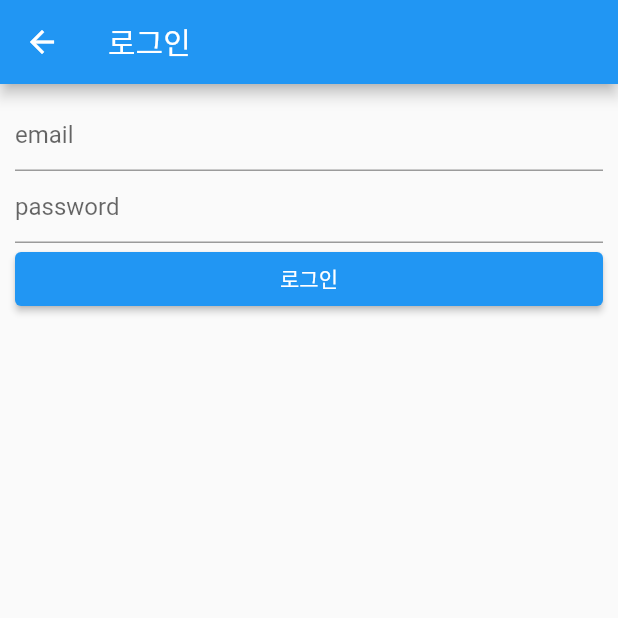
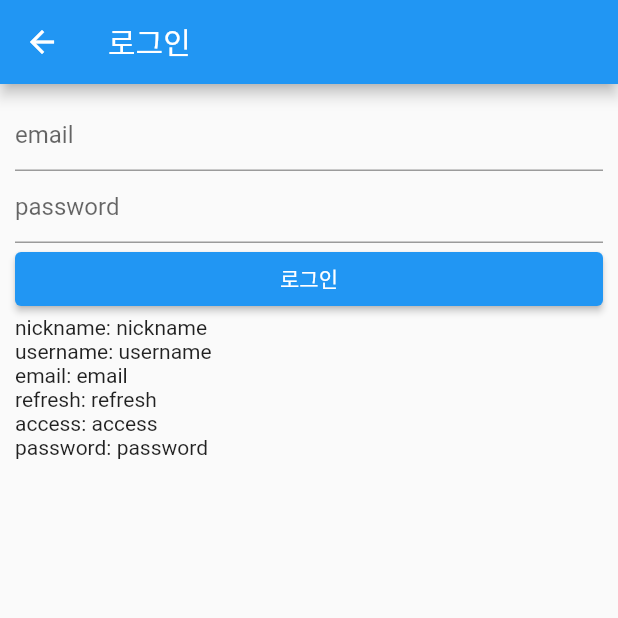
Before and after one commit to cmsong111/TalkTalk, a Flutter app: the screen it shows after launch, after a tap on "로그인", on a phone screen of 412 x 824 dp, the top half of it. Run offline on Flutter 3.47's test engine with Material 2 defaults, Android fonts, the phone set to English and light mode, and no system bars; our stand-ins replace flutter_dotenv, get; network calls fail.

Commit message:
FLutter JWT Login 구현
1. Provider 활용
2. 유저 모델 제작
3. 토큰 JSON 제작

```diff
--- a/front_end/talktalk/lib/Login/Login.dart
+++ b/front_end/talktalk/lib/Login/Login.dart
@@ -1,4 +1,9 @@
 import 'package:flutter/material.dart';
+import 'package:provider/provider.dart';
+import 'package:talktalk/Models/user.dart';
+import 'package:http/http.dart' as http;
+import 'dart:convert';
+import 'package:flutter_dotenv/flutter_dotenv.dart';
 
 class LoginPage extends StatefulWidget {
   const LoginPage({Key? key}) : super(key: key);
@@ -8,6 +13,7 @@ class LoginPage extends StatefulWidget {
 }
 
 class _LoginPageState extends State<LoginPage> {
+  //late Token usertoken;
   @override
   Widget build(BuildContext context) {
     return Scaffold(
@@ -23,6 +29,11 @@ class _LoginPageState extends State<LoginPage> {
                 hintText: "email",
               ),
               keyboardType: TextInputType.emailAddress,
+              onChanged: ((value) {
+                setState(() {
+                  Provider.of<User>(context, listen: false).changeEmail(value);
+                });
+              }),
             ),
             TextFormField(
               decoration: const InputDecoration(
@@ -30,14 +41,50 @@ class _LoginPageState extends State<LoginPage> {
               ),
               obscureText: true,
               keyboardType: TextInputType.visiblePassword,
+              onChanged: ((value) {
+                setState(() {
+                  Provider.of<User>(context, listen: false)
+                      .changePassword(value);
+                });
+              }),
             ),
             ElevatedButton(
-              onPressed: () {},
+              onPressed: () async {
+                Token usertoken = await _login(
+                    Provider.of<User>(context, listen: false).email,
+                    Provider.of<User>(context, listen: false).password);
+                Provider.of<User>(context, listen: false)
+                    .changeAccess(usertoken.access.toString());
+                Provider.of<User>(context, listen: false)
+                    .changeRefresh(usertoken.refresh.toString());
+              },
               child: const Text("로그인"),
             ),
+            Text("nickname: ${Provider.of<User>(context).nickname}"),
+            Text("username: ${Provider.of<User>(context).username}"),
+            Text("email: ${Provider.of<User>(context).email}"),
+            Text("refresh: ${Provider.of<User>(context).refresh}"),
+            Text("access: ${Provider.of<User>(context).access}"),
+            Text("password: ${Provider.of<User>(context).password}"),
           ],
         ),
       ),
     );
   }
 }
+
+Future<Token> _login(String userEmail, String userPassword) async {
+  print(userEmail);
+  print(userPassword);
+
+  final response = await http.post(
+      Uri.parse('${dotenv.get('MainURL')}account/login/'),
+      headers: {"Content-Type": "application/json"},
+      body: json.encode({"email": userEmail, "password": userPassword}));
+
+  if (response.statusCode == 200) {
+    return Token.fromJson(jsonDecode(utf8.decode(response.bodyBytes)));
+  } else {
+    throw Exception('Failed to load Token');
+  }
+}
--- /dev/null
+++ b/front_end/talktalk/lib/Models/user.dart
@@ -0,0 +1,68 @@
+import 'package:flutter/material.dart';
+
+class User with ChangeNotifier {
+  String email;
+  String username;
+  String nickname;
+  String refresh;
+  String access;
+  String password;
+
+  User({
+    required this.email,
+    required this.username,
+    required this.nickname,
+    required this.refresh,
+    required this.access,
+    required this.password,
+  });
+
+  void changeUsername(String temp) {
+    email = username;
+    notifyListeners();
+  }
+
+  void changeEmail(String temp) {
+    email = temp;
+    notifyListeners();
+  }
+
+  void changeNickname(String temp) {
+    nickname = temp;
+    notifyListeners();
+  }
+
+  void changeRefresh(String temp) {
+    refresh = temp;
+    notifyListeners();
+  }
+
+  void changeAccess(String temp) {
+    access = temp;
+    notifyListeners();
+  }
+
+  void changePassword(String temp) {
+    password = temp;
+    notifyListeners();
+  }
+}
+
+class Token {
+  String? refresh;
+  String? access;
+
+  Token({this.refresh, this.access});
+
+  Token.fromJson(Map<String, dynamic> json) {
+    refresh = json['refresh'];
+    access = json['access'];
+  }
+
+  Map<String, dynamic> toJson() {
+    final Map<String, dynamic> data = new Map<String, dynamic>();
+    data['refresh'] = this.refresh;
+    data['access'] = this.access;
+    return data;
+  }
+}
--- a/front_end/talktalk/lib/main.dart
+++ b/front_end/talktalk/lib/main.dart
@@ -1,9 +1,13 @@
 import 'package:flutter/material.dart';
 import 'package:get/get.dart';
+import 'package:provider/provider.dart';
 import 'package:talktalk/Login/Join.dart';
 import 'package:talktalk/Login/Login.dart';
+import 'package:talktalk/Models/user.dart';
+import 'package:flutter_dotenv/flutter_dotenv.dart';
 
-void main() {
+void main() async {
+  await dotenv.load(fileName: ".env");
   runApp(const MyApp());
 }
 
@@ -13,12 +17,26 @@ class MyApp extends StatelessWidget {
   // This widget is the root of your application.
   @override
   Widget build(BuildContext context) {
-    return GetMaterialApp(
-      title: 'Flutter Demo',
-      theme: ThemeData(
-        primarySwatch: Colors.blue,
+    return MultiProvider(
+      providers: [
+        ChangeNotifierProvider(
+          create: (context) => User(
+            email: "email",
+            username: "username",
+            nickname: "nickname",
+            refresh: "refresh",
+            access: "access",
+            password: "password",
+          ),
+        )
+      ],
+      child: GetMaterialApp(
+        title: 'Flutter Demo',
+        theme: ThemeData(
+          primarySwatch: Colors.blue,
+        ),
+        home: const MyHomePage(),
       ),
-      home: const MyHomePage(),
     );
   }
 }
--- a/front_end/talktalk/pubspec.yaml
+++ b/front_end/talktalk/pubspec.yaml
@@ -36,6 +36,8 @@ dependencies:
   cupertino_icons: ^1.0.2
   http: ^0.13.5
   get: ^4.6.5
+  provider: ^6.0.3
+  flutter_dotenv: ^5.0.2
 
 dev_dependencies:
   flutter_test:
@@ -62,6 +64,7 @@ flutter:
   # To add assets to your application, add an assets section, like this:
   assets:
     - images/
+    - .env
 
   # An image asset can refer to one or more resolution-specific "variants", see
   # https://flutter.dev/assets-and-images/#resolution-aware
```
Also changed, not shown: front_end/talktalk/pubspec.lock, 1 other file.
